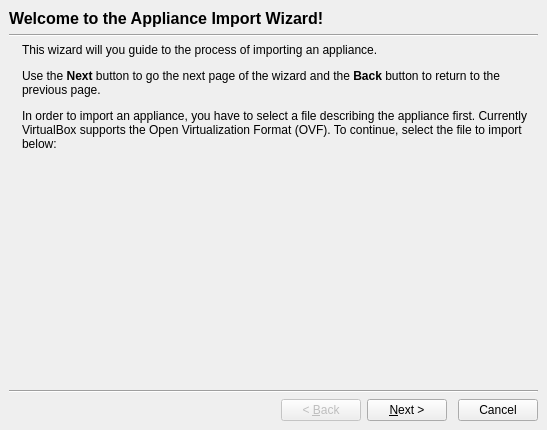
The window that vbox/src/VBox/Frontends/VirtualBox/ui/VBoxImportApplianceWzd.ui (jljuxgm/vboxgit) describes before a commit, drawn with Qt 5.
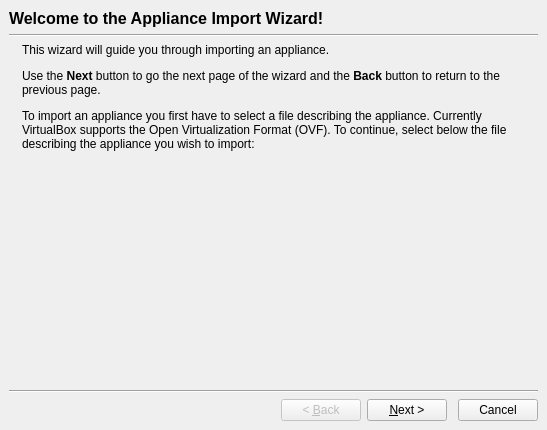
The same window after the commit. Icons and pictures are not drawn. Custom widgets are drawn as their Qt base class.

Commit message:
commit_18410 ------------------------------------------------------------------------ r18410 | vboxsync | 2009-03-27 23:56:22 +0800 (Fri, 27 Mar 2009) | 1 line
FE/Qt4: tr() update #3 (Import appliance wizard & Problem Reporter).
------------------------------------------------------------------------

Patch:
```diff
--- a/vbox/src/VBox/Frontends/VirtualBox/ui/VBoxImportApplianceWzd.ui
+++ b/vbox/src/VBox/Frontends/VirtualBox/ui/VBoxImportApplianceWzd.ui
@@ -106,9 +106,9 @@
 &lt;html&gt;&lt;head&gt;&lt;meta name=&quot;qrichtext&quot; content=&quot;1&quot; /&gt;&lt;style type=&quot;text/css&quot;&gt;
 p, li { white-space: pre-wrap; }
 &lt;/style&gt;&lt;/head&gt;&lt;body&gt;
-&lt;p style=&quot; margin-top:12px; margin-bottom:12px; margin-left:0px; margin-right:0px; -qt-block-indent:0; text-indent:0px;&quot;&gt;This wizard will you guide to the process of importing an appliance. &lt;/p&gt;
+&lt;p style=&quot; margin-top:12px; margin-bottom:12px; margin-left:0px; margin-right:0px; -qt-block-indent:0; text-indent:0px;&quot;&gt;This wizard will guide you through importing an appliance. &lt;/p&gt;
 &lt;p style=&quot; margin-top:12px; margin-bottom:12px; margin-left:0px; margin-right:0px; -qt-block-indent:0; text-indent:0px;&quot;&gt;Use the &lt;span style=&quot; font-weight:600;&quot;&gt;Next&lt;/span&gt; button to go the next page of the wizard and the &lt;span style=&quot; font-weight:600;&quot;&gt;Back&lt;/span&gt; button to return to the previous page.&lt;/p&gt;
-&lt;p style=&quot; margin-top:12px; margin-bottom:12px; margin-left:0px; margin-right:0px; -qt-block-indent:0; text-indent:0px;&quot;&gt;In order to import an appliance, you have to select a file describing the appliance first. Currently VirtualBox supports the Open Virtualization Format (OVF). To continue, select the file to import below:&lt;/p&gt;&lt;/body&gt;&lt;/html&gt;</string>
+&lt;p style=&quot; margin-top:12px; margin-bottom:12px; margin-left:0px; margin-right:0px; -qt-block-indent:0; text-indent:0px;&quot;&gt;To import an appliance you first have to select a file describing the appliance. Currently VirtualBox supports the Open Virtualization Format (OVF). To continue, select below the file describing the appliance you wish to import:&lt;/p&gt;&lt;/body&gt;&lt;/html&gt;</string>
            </property>
            <property name="wordWrap">
             <bool>true</bool>
```
Left out of the diff: 2 changed lines with no effect on the pictures. The commit also changes 2 other files.
